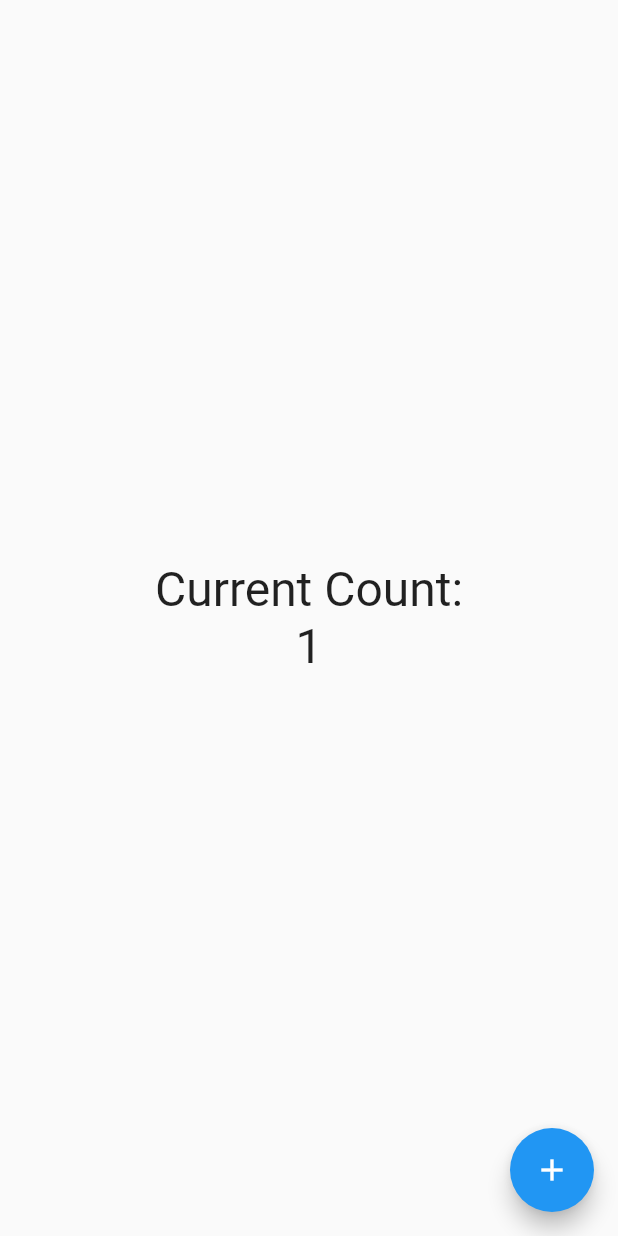
After one commit to JeremyTubongbanua/FlutterExamples, a Flutter app: the App screen opened directly, after a tap on the "add" icon, on a phone screen of 412 x 824 dp. The commit adds this screen. Run offline on Flutter 3.47's test engine with Material 2 defaults, Android fonts, the phone set to English and light mode, and no system bars; our stand-ins replace cloud_firestore, firebase_auth, firebase_core; missing offline and left inert: cloud_firestore_web, dart:html, firebase_auth_web, firebase_core_web; accounts and stored records are empty.

Commit message:
Done Fonts example and MultiProvider example

```diff
--- a/lib/firebase_examples/firebase_cloud_firestore/main.dart
+++ b/lib/firebase_examples/firebase_cloud_firestore/main.dart
@@ -1,7 +1,7 @@
 import 'package:firebase_core/firebase_core.dart';
 import 'package:flutter/material.dart';
 import 'package:flutter_examples/firebase_examples/firebase_auth/firebase_options.dart';
-import 'package:flutter_examples/main_screen.dart';
+import './main_screen.dart';
 
 void main() async {
   await Firebase.initializeApp(options: DefaultFirebaseOptions.currentPlatform);
--- /dev/null
+++ b/lib/other_examples/multi_provider/count_provider.dart
@@ -0,0 +1,23 @@
+import 'package:flutter/material.dart';
+
+class CountProvider with ChangeNotifier {
+  late int _currentCount;
+
+  CountProvider() {
+    _currentCount = 0;
+  }
+
+  void increment() {
+    _currentCount += 1;
+    notifyListeners();
+  }
+
+  void decrement() {
+    _currentCount -= 1;
+    notifyListeners();
+  }
+
+  int get currentCount {
+    return _currentCount;
+  }
+}
--- /dev/null
+++ b/lib/other_examples/multi_provider/main.dart
@@ -0,0 +1,51 @@
+import 'package:flutter/material.dart';
+import './count_provider.dart';
+import 'package:provider/provider.dart';
+
+void main() {
+  const MaterialApp materialApp = MaterialApp(
+    home: App(),
+  );
+  final ChangeNotifierProvider<CountProvider> provider = ChangeNotifierProvider<CountProvider>(
+    create: (context) => CountProvider(),
+    child: materialApp,
+  );
+  final MultiProvider multiProvider = MultiProvider(
+    providers: [
+      ChangeNotifierProvider<CountProvider>(create: (context) => CountProvider()), // constructor is good for provider classes that are instantiated once.
+      // ChangeNotifierProvider.value(value: CountProvider()), // .value is good for provider classes that are constantly being reinstantiated.
+    ],
+    child: materialApp,
+  );
+  runApp(provider);
+}
+
+class App extends StatelessWidget {
+  const App();
+
+  @override
+  Widget build(BuildContext context) {
+    final Size size = MediaQuery.of(context).size;
+    final double height = size.height;
+    final double width = size.width;
+    final int currentCount = Provider.of<CountProvider>(context).currentCount;
+    return Scaffold(
+      body: SizedBox(
+        height: height,
+        width: width,
+        child: Column(
+          mainAxisAlignment: MainAxisAlignment.center,
+          crossAxisAlignment: CrossAxisAlignment.center,
+          children: [
+            const Text('Current Count:', style: TextStyle(fontSize: 32)),
+            Text(currentCount.toString(), style: TextStyle(fontSize: 32)),
+          ],
+        ),
+      ),
+      floatingActionButton: FloatingActionButton(
+        onPressed: () => Provider.of<CountProvider>(context, listen: false).increment(),
+        child: const Icon(Icons.add),
+      ),
+    );
+  }
+}
--- /dev/null
+++ b/lib/other_examples/multi_provider/notes.txt
@@ -0,0 +1 @@
+$ flutter pub add provider
--- a/pubspec.yaml
+++ b/pubspec.yaml
@@ -38,6 +38,7 @@ dependencies:
   http: ^0.13.4
   firebase_auth: ^3.3.6
   cloud_firestore: ^3.1.7
+  provider: ^6.0.2
 
 dev_dependencies:
   flutter_test:
```
Also changed, not shown: lib/other_examples/fonts/pubspec.yaml (added, +13 -0 lines), lib/other_examples/fonts/assets/Quicksand-Bold.ttf (added), lib/other_examples/fonts/assets/Quicksand-Light.ttf (added), lib/other_examples/fonts/assets/Quicksand-Medium.ttf (added), lib/other_examples/fonts/assets/Quicksand-Regular.ttf (added), lib/other_examples/fonts/assets/Quicksand-SemiBold.ttf (added), pubspec.lock, 1 other file.
